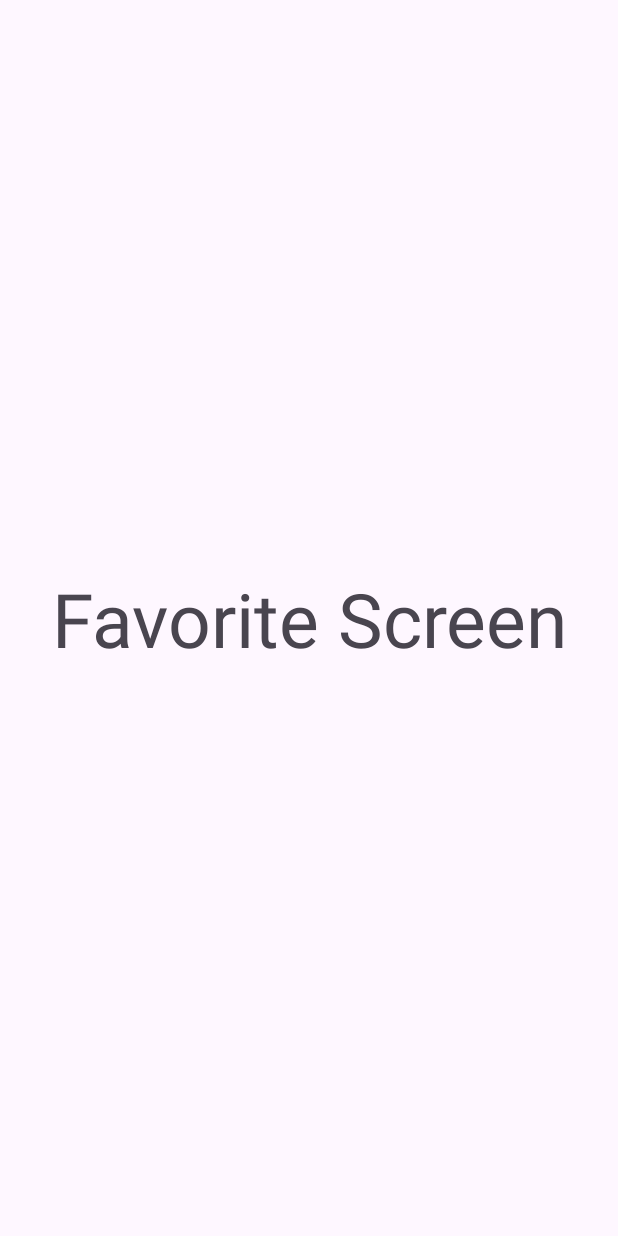
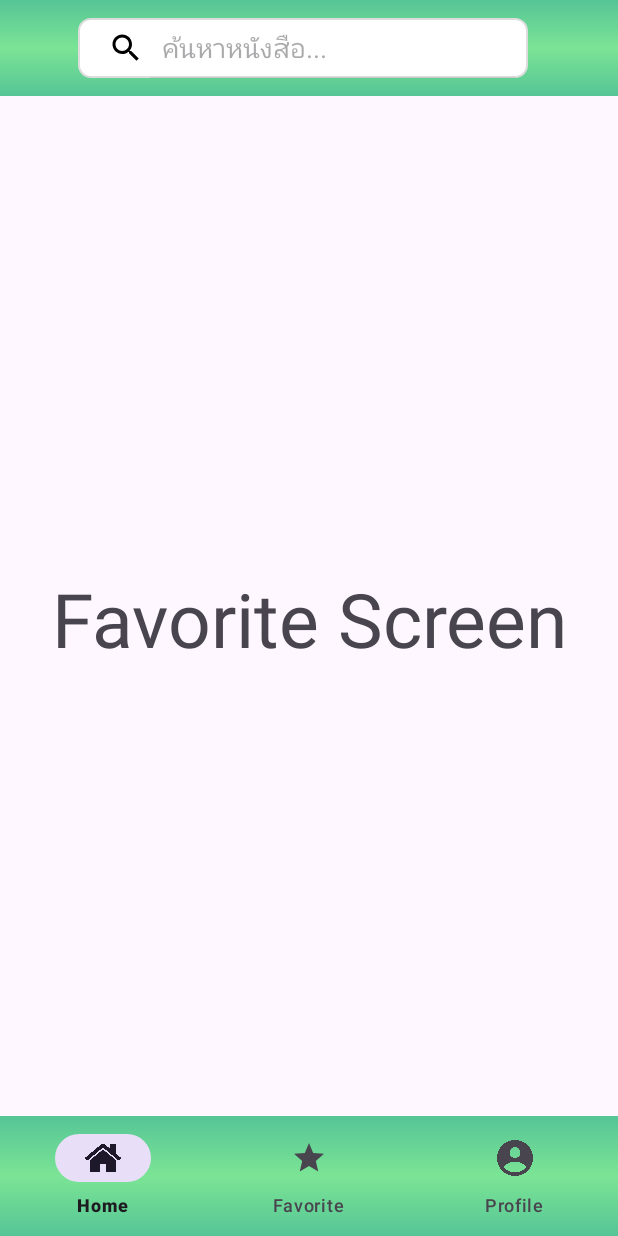
Before and after one commit to ChildrenCity/LibaryproJect, an Android app: the Favorite screen opened directly, with no data from a screen before it, on a phone screen of 412 x 824 dp. Run offline under Robolectric (Android 15) with nearby library versions, the phone set to English and light mode, and no system bars.

Commit message:
ิbottom

```diff
--- a/app/src/main/java/com/example/projectilm/Favorite.java
+++ b/app/src/main/java/com/example/projectilm/Favorite.java
@@ -4,21 +4,32 @@ import android.os.Bundle;
 
 import androidx.activity.EdgeToEdge;
 import androidx.appcompat.app.AppCompatActivity;
-import androidx.core.graphics.Insets;
-import androidx.core.view.ViewCompat;
-import androidx.core.view.WindowInsetsCompat;
+import com.google.android.material.bottomnavigation.BottomNavigationView;
+import android.content.Intent;
 
 public class Favorite extends AppCompatActivity {
+    BottomNavigationView bottomNavigationView;
 
     @Override
     protected void onCreate(Bundle savedInstanceState) {
         super.onCreate(savedInstanceState);
         EdgeToEdge.enable(this);
         setContentView(R.layout.activity_favorite);
-        ViewCompat.setOnApplyWindowInsetsListener(findViewById(R.id.main), (v, insets) -> {
-            Insets systemBars = insets.getInsets(WindowInsetsCompat.Type.systemBars());
-            v.setPadding(systemBars.left, systemBars.top, systemBars.right, systemBars.bottom);
-            return insets;
+        bottomNavigationView = findViewById(R.id.bottomNavigationView);
+        bottomNavigationView.setOnItemSelectedListener(item -> {
+            switch (item.getItemId()){
+                case R.id.home:
+                    startActivity(new Intent(this, MainWindow.class));
+                    return true;
+                case R.id.favorite:
+                    startActivity(new Intent(this, Favorite.class));
+                    return true;
+                case R.id.profile:
+                    startActivity(new Intent(this, Profile.class));
+                    return true;
+            }
+            return false;
         });
+
     }
 }
--- a/app/src/main/res/layout/activity_favorite.xml
+++ b/app/src/main/res/layout/activity_favorite.xml
@@ -6,6 +6,40 @@
     android:layout_width="match_parent"
     android:layout_height="match_parent"
     tools:context=".Favorite">
+
+    <androidx.appcompat.widget.Toolbar
+        android:id="@+id/toolbar3"
+        android:layout_width="match_parent"
+        android:layout_height="?attr/actionBarSize"
+        android:background="@drawable/gradiant"
+        android:gravity="center"
+        app:layout_constraintEnd_toEndOf="parent"
+        app:layout_constraintHorizontal_bias="1.0"
+        app:layout_constraintStart_toStartOf="parent"
+        app:layout_constraintTop_toTopOf="parent">
+
+        <androidx.appcompat.widget.SearchView
+            android:id="@+id/searchView"
+            android:layout_width="300dp"
+            android:layout_height="40dp"
+            android:layout_gravity="center"
+            android:layout_margin="8dp"
+            android:background="@drawable/search_background"
+            app:iconifiedByDefault="false"
+            app:queryHint="ค้นหาหนังสือ..."
+            app:searchIcon="@drawable/baseline_search_24" />
+
+    </androidx.appcompat.widget.Toolbar>
+
+    <com.google.android.material.bottomnavigation.BottomNavigationView
+        android:id="@+id/bottomNavigationView"
+        android:layout_width="match_parent"
+        android:layout_height="wrap_content"
+        android:background="@drawable/gradiant"
+        app:layout_constraintBottom_toBottomOf="parent"
+        app:layout_constraintEnd_toEndOf="parent"
+        app:layout_constraintStart_toStartOf="parent"
+        app:menu="@menu/bottom_navigation_menu" />
 
     <TextView
         android:id="@+id/textView6"
```
Also changed, not shown: app/src/main/java/com/example/projectilm/Profile.java (+18 -7 lines), app/src/main/res/layout/activity_book_detail.xml (+4 -26 lines), app/src/main/res/layout/activity_profile.xml (+10 -0 lines).
